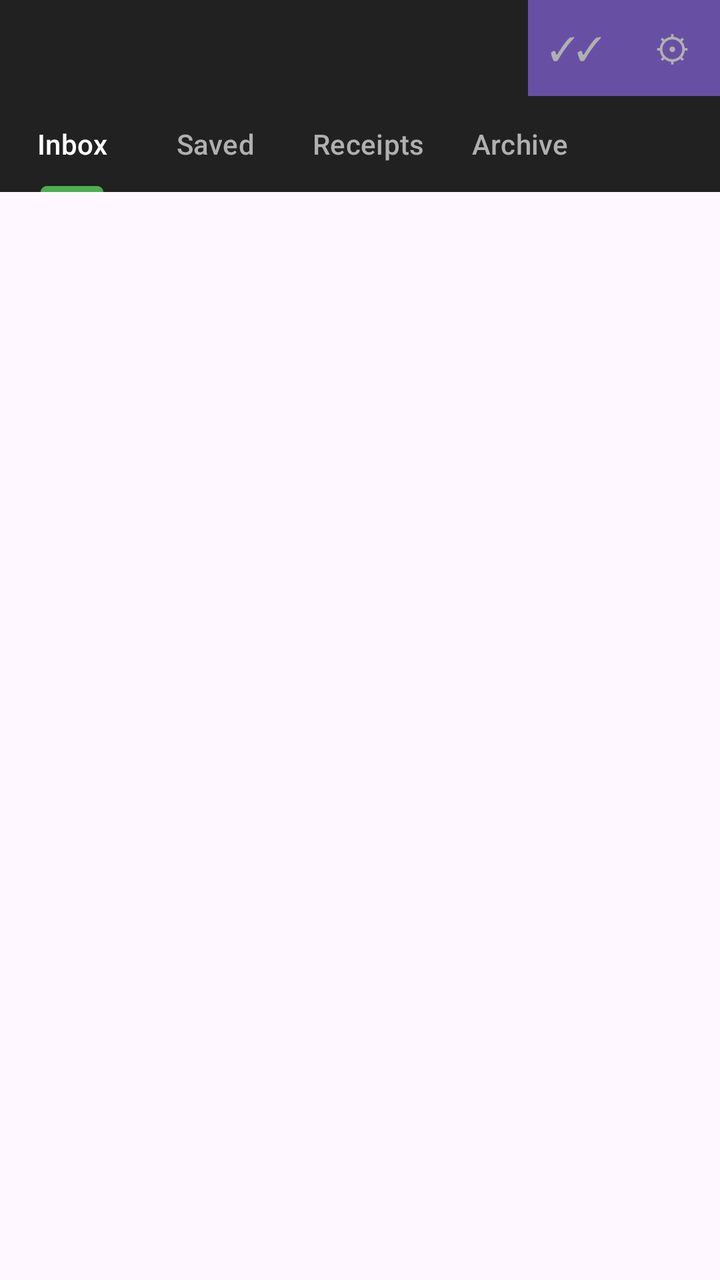
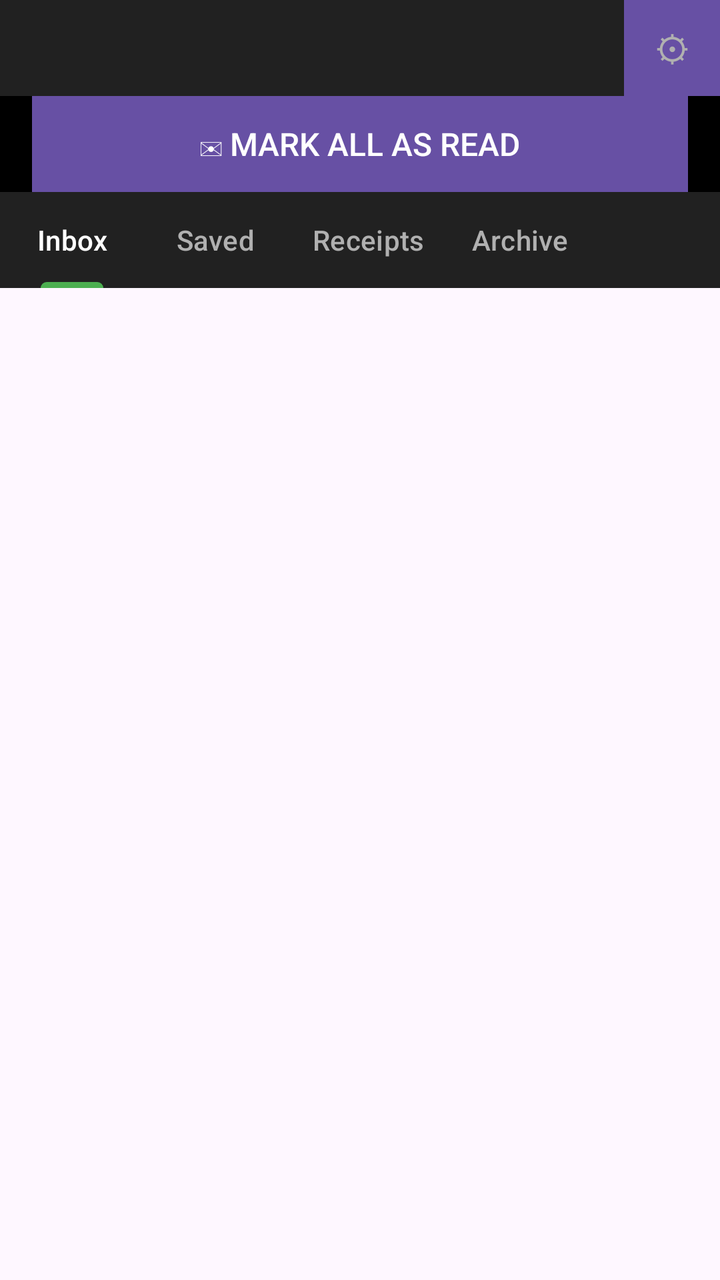

Screens rendered from an Android XML layout before and after an edit, with the pre-edit source and the edit as a unified diff.
<!-- AndroidManifest.xml: application theme Theme.Material3.DayNight -->
<!-- res/layout/activity_main.xml -->
<?xml version="1.0" encoding="utf-8"?>
<RelativeLayout xmlns:android="http://schemas.android.com/apk/res/android"
    xmlns:app="http://schemas.android.com/apk/res-auto"
    android:layout_width="match_parent"
    android:layout_height="match_parent">

    
    <RelativeLayout
        android:id="@+id/buttonRowContainer"
        android:layout_width="match_parent"
        android:layout_height="48dp"
        android:layout_alignParentTop="true"
        android:background="#212121">

        <Button
            android:id="@+id/markAllReadButton"
            android:layout_width="48dp"
            android:layout_height="48dp"
            android:layout_toStartOf="@+id/settingsButton"
            android:layout_centerVertical="true"
            android:text="✓✓"
            android:textSize="16sp"
            android:background="#212121"
            android:textColor="#B0B0B0"
            style="?android:attr/borderlessButtonStyle"
            android:minWidth="0dp"
            android:minHeight="0dp"
            android:padding="0dp" />

        <Button
            android:id="@+id/settingsButton"
            android:layout_width="48dp"
            android:layout_height="48dp"
            android:layout_alignParentEnd="true"
            android:layout_centerVertical="true"
            android:text="⚙"
            android:textSize="18sp"
            android:background="#212121"
            android:textColor="#B0B0B0"
            style="?android:attr/borderlessButtonStyle"
            android:minWidth="0dp"
            android:minHeight="0dp"
            android:padding="0dp" />

    </RelativeLayout>

    
    <com.google.android.material.tabs.TabLayout
        android:id="@+id/tabLayout"
        android:layout_width="match_parent"
        android:layout_height="wrap_content"
        android:layout_below="@id/buttonRowContainer"
        android:background="#212121"
        app:tabTextColor="#B0B0B0"
        app:tabSelectedTextColor="#FFFFFF"
        app:tabIndicatorColor="#4CAF50"
        app:tabMode="scrollable"
        app:tabMaxWidth="0dp">

        <com.google.android.material.tabs.TabItem
            android:layout_width="wrap_content"
            android:layout_height="wrap_content"
            android:text="Inbox" />

        <com.google.android.material.tabs.TabItem
            android:layout_width="wrap_content"
            android:layout_height="wrap_content"
            android:text="Saved" />

        <com.google.android.material.tabs.TabItem
            android:layout_width="wrap_content"
            android:layout_height="wrap_content"
            android:text="Receipts" />

        <com.google.android.material.tabs.TabItem
            android:layout_width="wrap_content"
            android:layout_height="wrap_content"
            android:text="Archive" />

    </com.google.android.material.tabs.TabLayout>

    
    <LinearLayout
        android:id="@+id/archiveSubfolderRow"
        android:layout_width="match_parent"
        android:layout_height="40dp"
        android:layout_below="@id/tabLayout"
        android:orientation="horizontal"
        android:background="#2A2A2A"
        android:paddingStart="16dp"
        android:paddingEnd="16dp"
        android:visibility="gone">

        <Button
            android:id="@+id/archiveAllButton"
            android:layout_width="0dp"
            android:layout_height="match_parent"
            android:layout_weight="1"
            android:text="All"
            android:textSize="14sp"
            android:background="?android:attr/selectableItemBackground"
            android:textColor="#B0B0B0"
            style="?android:attr/borderlessButtonStyle" />

        <Button
            android:id="@+id/archiveSpamButton"
            android:layout_width="0dp"
            android:layout_height="match_parent"
            android:layout_weight="1"
            android:text="Spam"
            android:textSize="14sp"
            android:background="?android:attr/selectableItemBackground"
            android:textColor="#B0B0B0"
            style="?android:attr/borderlessButtonStyle" />

    </LinearLayout>

    
    <TextView
        android:id="@+id/statusText"
        android:layout_width="0dp"
        android:layout_height="0dp"
        android:visibility="gone" />

    
    <Button
        android:id="@+id/clearButton"
        android:layout_width="0dp"
        android:layout_height="0dp"
        android:visibility="gone" />

    
    <com.google.android.material.floatingactionbutton.FloatingActionButton
        android:id="@+id/deleteButton"
        android:layout_width="wrap_content"
        android:layout_height="wrap_content"
        android:layout_alignParentEnd="true"
        android:layout_alignParentBottom="true"
        android:layout_margin="16dp"
        android:src="@android:drawable/ic_menu_delete"
        app:tint="@android:color/white"
        app:backgroundTint="#F44336"
        android:contentDescription="Delete selected"
        android:visibility="gone" />

    <androidx.recyclerview.widget.RecyclerView
        android:id="@+id/recyclerView"
        android:layout_width="match_parent"
        android:layout_height="match_parent"
        android:layout_below="@id/archiveSubfolderRow"
        android:clipToPadding="false"
        android:padding="8dp" />

</RelativeLayout>
<!-- resources referenced by this layout -->
<resources>

</resources>

<!-- the commit's change to res/layout/activity_main.xml (unified diff, before → after) -->
@@ -6,26 +6,11 @@
 
     
     <RelativeLayout
-        android:id="@+id/buttonRowContainer"
+        android:id="@+id/settingsRowContainer"
         android:layout_width="match_parent"
         android:layout_height="48dp"
         android:layout_alignParentTop="true"
         android:background="#212121">
-
-        <Button
-            android:id="@+id/markAllReadButton"
-            android:layout_width="48dp"
-            android:layout_height="48dp"
-            android:layout_toStartOf="@+id/settingsButton"
-            android:layout_centerVertical="true"
-            android:text="✓✓"
-            android:textSize="16sp"
-            android:background="#212121"
-            android:textColor="#B0B0B0"
-            style="?android:attr/borderlessButtonStyle"
-            android:minWidth="0dp"
-            android:minHeight="0dp"
-            android:padding="0dp" />
 
         <Button
             android:id="@+id/settingsButton"
@@ -45,11 +30,35 @@
     </RelativeLayout>
 
     
+    <LinearLayout
+        android:id="@+id/markAllReadRowContainer"
+        android:layout_width="match_parent"
+        android:layout_height="48dp"
+        android:layout_below="@id/settingsRowContainer"
+        android:orientation="horizontal"
+        android:background="#000000"
+        android:gravity="center"
+        android:paddingStart="16dp"
+        android:paddingEnd="16dp">
+
+        <Button
+            android:id="@+id/markAllReadButton"
+            android:layout_width="match_parent"
+            android:layout_height="match_parent"
+            android:text="✉ Mark All as Read"
+            android:textSize="16sp"
+            android:textColor="#FFFFFF"
+            android:background="#000000"
+            style="?android:attr/borderlessButtonStyle" />
+
+    </LinearLayout>
+
+    
     <com.google.android.material.tabs.TabLayout
         android:id="@+id/tabLayout"
         android:layout_width="match_parent"
         android:layout_height="wrap_content"
-        android:layout_below="@id/buttonRowContainer"
+        android:layout_below="@id/markAllReadRowContainer"
         android:background="#212121"
         app:tabTextColor="#B0B0B0"
         app:tabSelectedTextColor="#FFFFFF"
